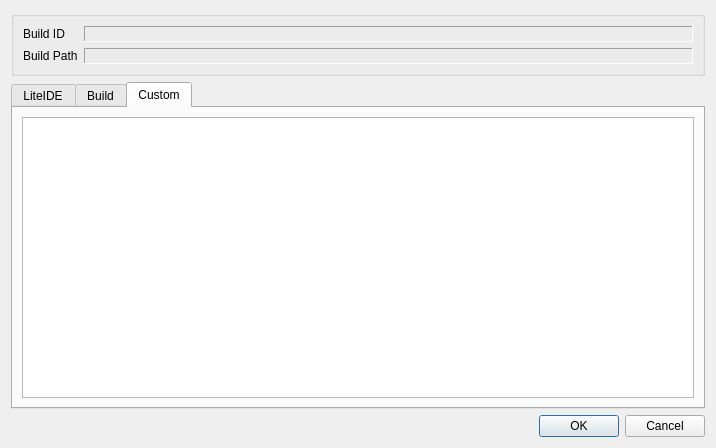
This is liteidex/src/plugins/litebuild/buildconfigdialog.ui in visualfc/liteide as Qt 5 draws it before an edit. The edited form follows.
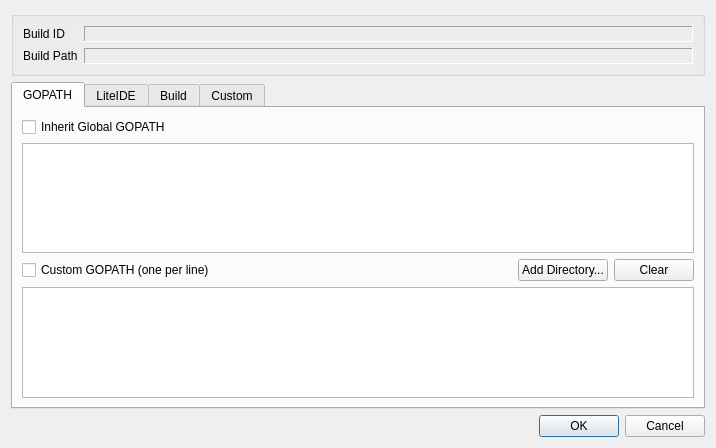
This is the edited form. The open tabs and pages were chosen to show the change.

Commit message: update gopath setup ui

Patch:
```diff
--- a/liteidex/src/plugins/litebuild/buildconfigdialog.ui
+++ b/liteidex/src/plugins/litebuild/buildconfigdialog.ui
@@ -80,6 +80,64 @@
      <property name="currentIndex">
       <number>2</number>
      </property>
+     <widget class="QWidget" name="tab_4">
+      <attribute name="title">
+       <string>GOPATH</string>
+      </attribute>
+      <layout class="QVBoxLayout" name="verticalLayout_5">
+       <item>
+        <widget class="QCheckBox" name="inheritGopathCheckBox">
+         <property name="text">
+          <string>Inherit Global GOPATH</string>
+         </property>
+        </widget>
+       </item>
+       <item>
+        <widget class="QPlainTextEdit" name="globalGopathEdit"/>
+       </item>
+       <item>
+        <layout class="QHBoxLayout" name="horizontalLayout">
+         <item>
+          <widget class="QCheckBox" name="customGopathCheckBox">
+           <property name="text">
+            <string>Custom GOPATH (one per line)</string>
+           </property>
+          </widget>
+         </item>
+         <item>
+          <spacer name="horizontalSpacer">
+           <property name="orientation">
+            <enum>Qt::Horizontal</enum>
+           </property>
+           <property name="sizeHint" stdset="0">
+            <size>
+             <width>40</width>
+             <height>20</height>
+            </size>
+           </property>
+          </spacer>
+         </item>
+         <item>
+          <widget class="QPushButton" name="customGopathBrowserButton">
+           <property name="text">
+            <string>Add Directory...</string>
+           </property>
+          </widget>
+         </item>
+         <item>
+          <widget class="QPushButton" name="customGopathClear">
+           <property name="text">
+            <string>Clear</string>
+           </property>
+          </widget>
+         </item>
+        </layout>
+       </item>
+       <item>
+        <widget class="QPlainTextEdit" name="customGopathEdit"/>
+       </item>
+      </layout>
+     </widget>
      <widget class="QWidget" name="tab">
       <attribute name="title">
        <string>LiteIDE</string>
```
Left out of the diff: 2 changed lines with no effect on the pictures. The commit also changes 1 other file.
